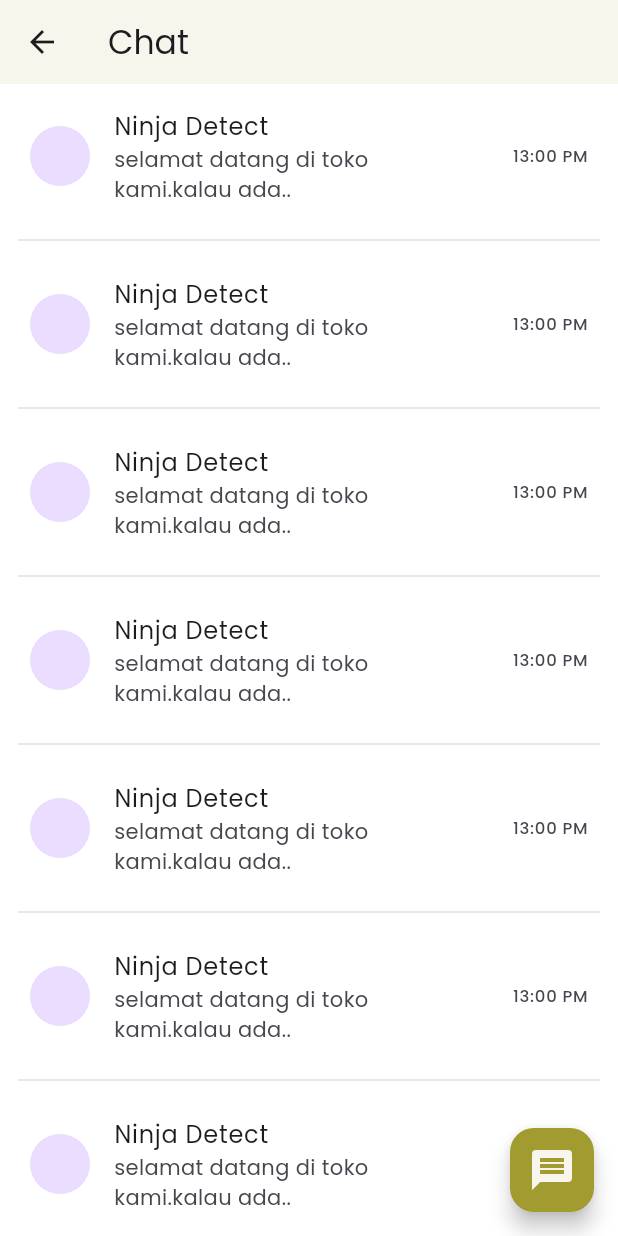
After one commit to falahmandira10/catalogue-app, a Flutter app: the chatApp screen opened directly, on a phone screen of 412 x 824 dp. The commit adds this screen. Run offline on Flutter 3.47's test engine with Material 3 defaults, Android fonts, the phone set to English and light mode, and no system bars; our stand-ins replace badges, carousel_slider, flutter_svg, google_fonts.

Commit message:
merge with chat feature

```diff
--- /dev/null
+++ b/lib/screens/chatApp.dart
@@ -0,0 +1,269 @@
+import 'package:flutter/material.dart';
+
+class chatApp extends StatefulWidget {
+  const chatApp({Key? key}) : super(key: key);
+
+  @override
+  _chatAppState createState() => _chatAppState();
+}
+
+class _chatAppState extends State<chatApp> {
+  bool isSearchVisible = false;
+
+  @override
+  Widget build(BuildContext context) {
+    return Scaffold(
+      appBar: AppBar(
+        backgroundColor: Color(0xffF8F5EC),
+        leading: Icon(
+          Icons.arrow_back_outlined,
+        ),
+        title: Text("Chat"),
+        bottom: isSearchVisible
+            ? PreferredSize(
+                preferredSize: Size.fromHeight(60),
+                child: Container(
+                  padding: EdgeInsets.all(8.0),
+                  child: TextField(
+                    decoration: InputDecoration(
+                      filled: true,
+                      hintText: "Search for Product or store",
+                      hintStyle: TextStyle(color: Color(0xffA29B30)),
+                      fillColor: Colors.white,
+                      contentPadding: EdgeInsets.symmetric(
+                          vertical: 12.0, horizontal: 18),
+                      border: OutlineInputBorder(
+                        borderRadius: BorderRadius.circular(25.0),
+                        borderSide: BorderSide.none,
+                      ),
+                      suffixIcon:
+                          Icon(Icons.search, color: Color(0xffA29B30)),
+                    ),
+                  ),
+                ),
+              )
+            : null, // Use null when the search field is not visible
+      ),
+      body: Container(
+        decoration: BoxDecoration(
+          color: Colors.white
+        ),
+        child: Padding(
+          padding: const EdgeInsets.symmetric(horizontal:12.0),
+          child: ListView(
+            children: [
+              ListTile(
+                contentPadding: EdgeInsets.all(8.0),
+                title: Text("Ninja Detect"),
+                subtitle: Text(
+                  "selamat datang di toko kami.kalau ada..",
+                  maxLines: 2,
+                  overflow: TextOverflow.ellipsis,
+                ),
+                leading: CircleAvatar(),
+                trailing: Text("13:00 PM"),
+              ),
+              Divider(
+                color: Colors.black12,
+              ),
+              ListTile(
+                contentPadding: EdgeInsets.all(8.0),
+                title: Text("Ninja Detect"),
+                subtitle: Text(
+                  "selamat datang di toko kami.kalau ada..",
+                  maxLines: 2,
+                  overflow: TextOverflow.ellipsis,
+                ),
+                leading: CircleAvatar(),
+                trailing: Text("13:00 PM"),
+              ),
+              Divider(
+                color: Colors.black12,
+              ),
+              ListTile(
+                contentPadding: EdgeInsets.all(8.0),
+                title: Text("Ninja Detect"),
+                subtitle: Text(
+                  "selamat datang di toko kami.kalau ada..",
+                  maxLines: 2,
+                  overflow: TextOverflow.ellipsis,
+                ),
+                leading: CircleAvatar(),
+                trailing: Text("13:00 PM"),
+              ),
+              Divider(
+                color: Colors.black12,
+              ),
+              ListTile(
+                contentPadding: EdgeInsets.all(8.0),
+                title: Text("Ninja Detect"),
+                subtitle: Text(
+                  "selamat datang di toko kami.kalau ada..",
+                  maxLines: 2,
+                  overflow: TextOverflow.ellipsis,
+                ),
+                leading: CircleAvatar(),
+                trailing: Text("13:00 PM"),
+              ),
+              Divider(
+                color: Colors.black12,
+              ),
+              ListTile(
+                contentPadding: EdgeInsets.all(8.0),
+                title: Text("Ninja Detect"),
+                subtitle: Text(
+                  "selamat datang di toko kami.kalau ada..",
+                  maxLines: 2,
+                  overflow: TextOverflow.ellipsis,
+                ),
+                leading: CircleAvatar(),
+                trailing: Text("13:00 PM"),
+              ),
+              Divider(
+                color: Colors.black12,
+              ),
+              ListTile(
+                contentPadding: EdgeInsets.all(8.0),
+                title: Text("Ninja Detect"),
+                subtitle: Text(
+                  "selamat datang di toko kami.kalau ada..",
+                  maxLines: 2,
+                  overflow: TextOverflow.ellipsis,
+                ),
+                leading: CircleAvatar(),
+                trailing: Text("13:00 PM"),
+              ),
+              Divider(
+                color: Colors.black12,
+              ),
+              ListTile(
+                contentPadding: EdgeInsets.all(8.0),
+                title: Text("Ninja Detect"),
+                subtitle: Text(
+                  "selamat datang di toko kami.kalau ada..",
+                  maxLines: 2,
+                  overflow: TextOverflow.ellipsis,
+                ),
+                leading: CircleAvatar(),
+                trailing: Text("13:00 PM"),
+              ),
+              Divider(
+                color: Colors.black12,
+              ),
+              ListTile(
+                contentPadding: EdgeInsets.all(8.0),
+                title: Text("Ninja Detect"),
+                subtitle: Text(
+                  "selamat datang di toko kami.kalau ada..",
+                  maxLines: 2,
+                  overflow: TextOverflow.ellipsis,
+                ),
+                leading: CircleAvatar(),
+                trailing: Text("13:00 PM"),
+              ),
+              Divider(
+                color: Colors.black12,
+              ),
+              ListTile(
+                contentPadding: EdgeInsets.all(8.0),
+                title: Text("Ninja Detect"),
+                subtitle: Text(
+                  "selamat datang di toko kami.kalau ada..",
+                  maxLines: 2,
+                  overflow: TextOverflow.ellipsis,
+                ),
+                leading: CircleAvatar(),
+                trailing: Text("13:00 PM"),
+              ),
+              Divider(
+                color: Colors.black12,
+              ),
+              ListTile(
+                contentPadding: EdgeInsets.all(8.0),
+                title: Text("Ninja Detect"),
+                subtitle: Text(
+                  "selamat datang di toko kami.kalau ada..",
+                  maxLines: 2,
+                  overflow: TextOverflow.ellipsis,
+                ),
+                leading: CircleAvatar(),
+                trailing: Text("13:00 PM"),
+              ),
+              Divider(
+                color: Colors.black12,
+              ),
+              ListTile(
+                contentPadding: EdgeInsets.all(8.0),
+                title: Text("Ninja Detect"),
+                subtitle: Text(
+                  "selamat datang di toko kami.kalau ada..",
+                  maxLines: 2,
+                  overflow: TextOverflow.ellipsis,
+                ),
+                leading: CircleAvatar(),
+                trailing: Text("13:00 PM"),
+              ),
+              Divider(
+                color: Colors.black12,
+              ),
+              ListTile(
+                contentPadding: EdgeInsets.all(8.0),
+                title: Text("Ninja Detect"),
+                subtitle: Text(
+                  "selamat datang di toko kami.kalau ada..",
+                  maxLines: 2,
+                  overflow: TextOverflow.ellipsis,
+                ),
+                leading: CircleAvatar(),
+                trailing: Text("13:00 PM"),
+              ),
+              Divider(
+                color: Colors.black12,
+              ),
+              ListTile(
+                contentPadding: EdgeInsets.all(8.0),
+                title: Text("Ninja Detect"),
+                subtitle: Text(
+                  "selamat datang di toko kami.kalau ada..",
+                  maxLines: 2,
+                  overflow: TextOverflow.ellipsis,
+                ),
+                leading: CircleAvatar(),
+                trailing: Text("13:00 PM"),
+              ),
+              Divider(
+                color: Colors.black12,
+              ),
+
+              ListTile(
+                contentPadding: EdgeInsets.all(8.0),
+                title: Text("Ninja Detect"),
+                subtitle: Text(
+                  "selamat datang di toko kami.kalau ada..",
+                  maxLines: 2,
+                  overflow: TextOverflow.ellipsis,
+                ),
+                leading: CircleAvatar(),
+                trailing: Text("13:00 PM"),
+              ),
+              Divider(
+                color: Colors.black12,
+              ),
+            ],
+          ),
+        ),
+      ),
+      floatingActionButton: FloatingActionButton(
+        backgroundColor: Color(0xffA29B30),
+        onPressed: () {
+          setState(() {
+            isSearchVisible = !isSearchVisible;
+          });
+        },
+        child: Icon(Icons.message,
+        color: Color(0xffF8F5EC),
+        size: 32,),
+      ),
+    );
+  }
+}
--- a/lib/screens/navigation.dart
+++ b/lib/screens/navigation.dart
@@ -2,6 +2,7 @@ import 'package:catalogue_app/screens/compare_page.dart';
 import 'package:catalogue_app/screens/home.dart';
 import 'package:catalogue_app/screens/profile_page.dart';
 import 'package:flutter/material.dart';
+import 'package:catalogue_app/screens/chat1.dart';
 
 class MainPage extends StatefulWidget {
   const MainPage({super.key});
@@ -14,7 +15,7 @@ class _MainPageState extends State<MainPage> {
   int _selectedIndex = 0;
   static const List<Widget> _widgetOptions = <Widget>[
     HomePage(),
-    ComparePage(),
+    ChatScreen(),
     ProfilePage(),
   ];
   void _onItemTapped(int index) {
@@ -34,7 +35,9 @@ class _MainPageState extends State<MainPage> {
               icon: Icon(Icons.home_outlined),
               label: "Home"),
           BottomNavigationBarItem(
-              icon: Icon(Icons.compare_arrows), label: "Compare"),
+              activeIcon: Icon(Icons.chat_bubble),
+              icon: Icon(Icons.chat_bubble_outline),
+              label: "Chat"),
           BottomNavigationBarItem(
               activeIcon: Icon(Icons.person),
               icon: Icon(Icons.person_outlined),
--- a/lib/screens/profile_page.dart
+++ b/lib/screens/profile_page.dart
@@ -13,6 +13,7 @@ class _ProfilePageState extends State<ProfilePage> {
   @override
   Widget build(BuildContext context) {
     return Scaffold(
+      backgroundColor: Color(0xffF8F5EC),
       appBar: AppBar(
           backgroundColor: Colors.black,
           title: Text(
@@ -50,6 +51,7 @@ class _ProfilePageState extends State<ProfilePage> {
               height: 10,
             ),
             Card(
+              color: Color(0xffF8F5EC),
               child: ListTile(
                 leading: Icon(Icons.person_pin),
                 title: Text("Username"),
@@ -60,6 +62,7 @@ class _ProfilePageState extends State<ProfilePage> {
               height: 10,
             ),
             Card(
+              color: Color(0xffF8F5EC),
               child: ListTile(
                 leading: Icon(Icons.phone),
                 title: Text("Phone Number"),
@@ -70,6 +73,7 @@ class _ProfilePageState extends State<ProfilePage> {
               height: 10,
             ),
             Card(
+              color: Color(0xffF8F5EC),
               child: ListTile(
                 leading: Icon(Icons.lock),
                 title: Text("Password"),
```
Also changed, not shown: lib/components/product_home.dart (+9 -6 lines), lib/screens/chat1.dart (added, +199 -0 lines).
